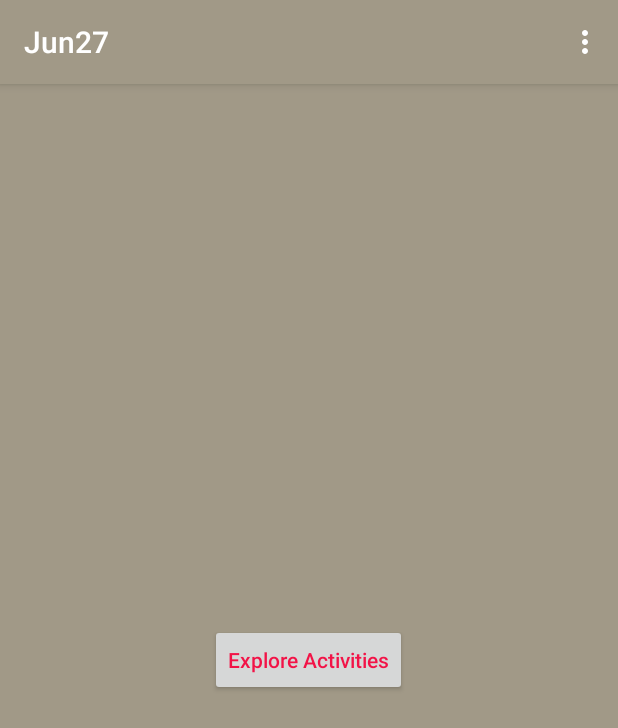
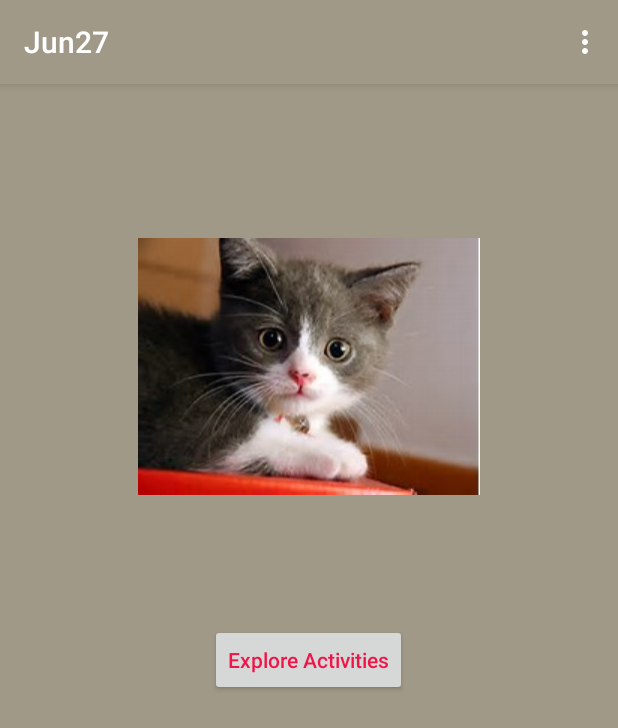
Before and after one commit to deepkaushik/Jun27, an Android app: the screen it shows after launch (MainActivity), on a phone screen of 412 x 824 dp. Shown: the top 728 px of the screen. Run offline under Robolectric (Android 15) with nearby library versions, the phone set to English and light mode, and no system bars.

Commit message:
Jun-27 - New Image

```diff
--- a/app/src/main/res/layout/activity_main.xml
+++ b/app/src/main/res/layout/activity_main.xml
@@ -3,14 +3,32 @@
     android:layout_height="match_parent" android:paddingLeft="@dimen/activity_horizontal_margin"
     android:paddingRight="@dimen/activity_horizontal_margin"
     android:paddingTop="@dimen/activity_vertical_margin"
-    android:paddingBottom="@dimen/activity_vertical_margin" tools:context=".MainActivity">
+    android:paddingBottom="@dimen/activity_vertical_margin"
+    android:orientation="vertical"
+    tools:context=".MainActivity">
+
+
+    <ImageView
+        android:layout_width="wrap_content"
+        android:layout_height="wrap_content"
+        android:src="@drawable/logo"
+        android:visibility="visible"
+        android:layout_alignParentTop="true"
+        android:layout_centerHorizontal="true"
+        android:layout_above="@+id/button" />
+
 
     <Button
         android:layout_width="wrap_content"
         android:layout_height="wrap_content"
-        android:layout_centerInParent="true"
         android:textAllCaps="false"
         android:text="@string/buttonText"
-        android:onClick="onButtonClick"/>
+        android:onClick="onButtonClick"
+        android:id="@+id/button"
+        android:layout_centerInParent="true" />
+
+
+
+
 
 </RelativeLayout>
--- a/app/src/main/res/values/strings.xml
+++ b/app/src/main/res/values/strings.xml
@@ -9,5 +9,5 @@
     <string name="title_activity_deepali">DeepaliActivity</string>
     <string name="preamble">Want to see more apps....</string>
 
-    <string name="logo">2.jpeg</string>
+
 </resources>
```
Also changed, not shown: 2 other files.
